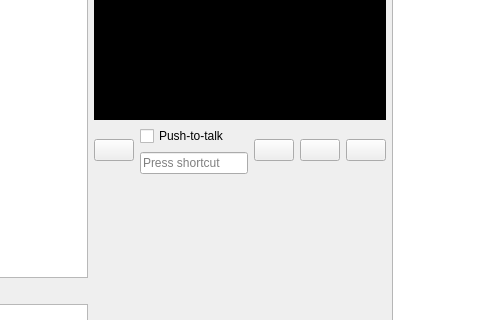
This is UI/mainWindow.ui in OrangeEgg1937/pj_rm_chat as Qt 5 draws it before an edit; both pictures show x 337 to 817 and y 143 to 463 of the 910 by 821 pixel window. The edited form follows.
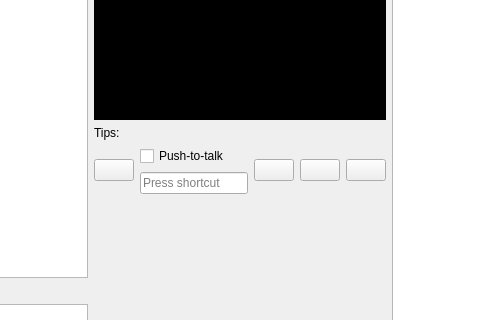
This is the edited form. Icons and pictures are not drawn.

The edit to the form file:
```diff
--- a/UI/mainWindow.ui
+++ b/UI/mainWindow.ui
@@ -509,6 +509,13 @@
         </property>
        </widget>
       </item>
+      <item>
+       <widget class="QLabel" name="tipsMessage">
+        <property name="text">
+         <string>Tips:</string>
+        </property>
+       </widget>
+      </item>
       <item>
        <layout class="QHBoxLayout" name="horizontalLayout_3">
         <item>
```
